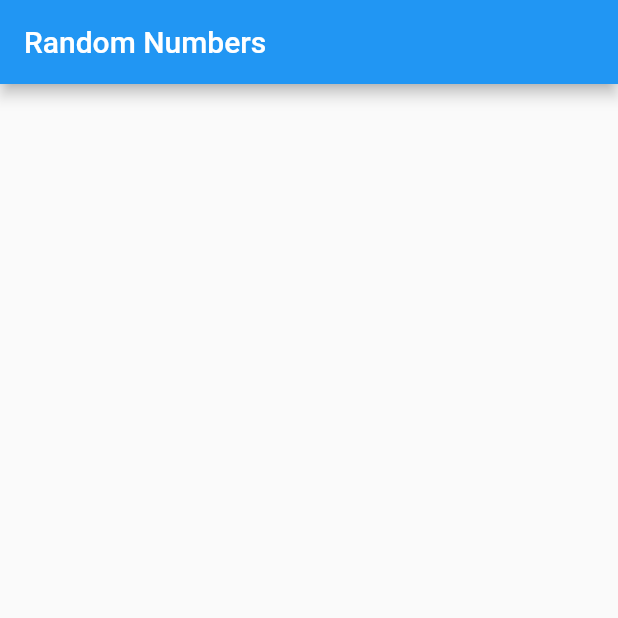
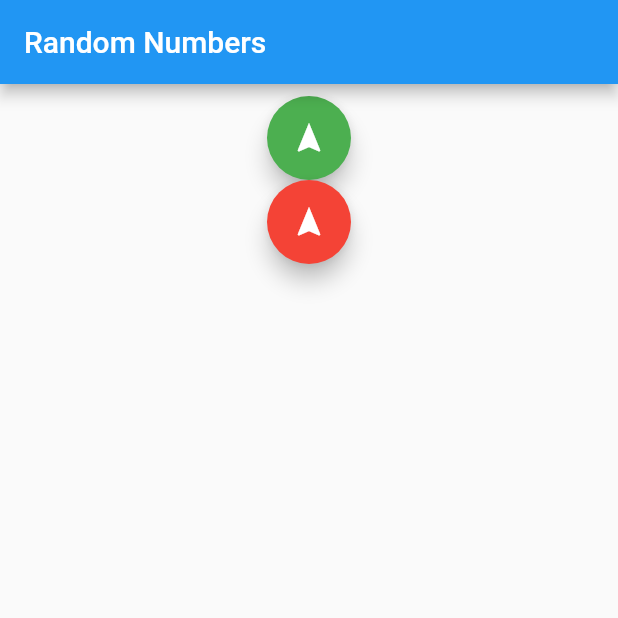
Before and after one commit to nattanan-h/assign2, a Flutter app: the screen it shows after launch, on a phone screen of 412 x 824 dp, the top half of it. Run offline on Flutter 3.47's test engine with Material 2 defaults, Android fonts, the phone set to English and light mode, and no system bars.

Commit message:
add buttons

```diff
--- a/lib/main.dart
+++ b/lib/main.dart
@@ -35,16 +35,34 @@ class RandomNumbers extends StatefulWidget {
 
 class _RandomNumbersState extends State<RandomNumbers> {
 
-  final items = List<ListItem>.generate(100,(i) => HeadingItem(i+1)).shuffle();
+  final items = List<ListItem>.generate(100,(i) => HeadingItem(i+1));
   Iterable<ListItem> tmpItems = [];
 
   @override
   Widget build(BuildContext context) {
     return ListView.builder(
       padding: const EdgeInsets.all(8),
-      itemCount: tmpItems.length,
+      itemCount: tmpItems.length + 2,
       itemBuilder: (context, i) {
-        final item = tmpItems.elementAt(i);
+        if (i == 0) {
+          return FloatingActionButton(
+            onPressed: () {
+              showEven();
+            },
+            backgroundColor: Colors.green,
+            child: const Icon(Icons.navigation),
+          );
+        }
+        if (i == 1) {
+          return FloatingActionButton(
+            onPressed: () {
+              showID();
+            },
+            backgroundColor: Colors.red,
+            child: const Icon(Icons.navigation),
+          );
+        }
+        final item = tmpItems.elementAt(i-2);
         return ListTile(
           title: item.buildTitle(context),
         );
```
